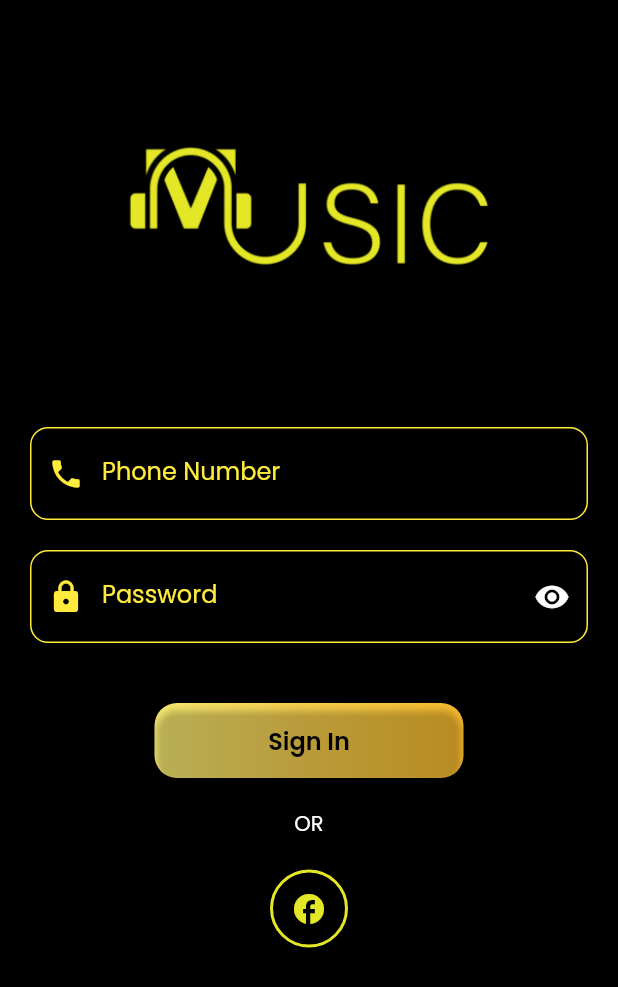
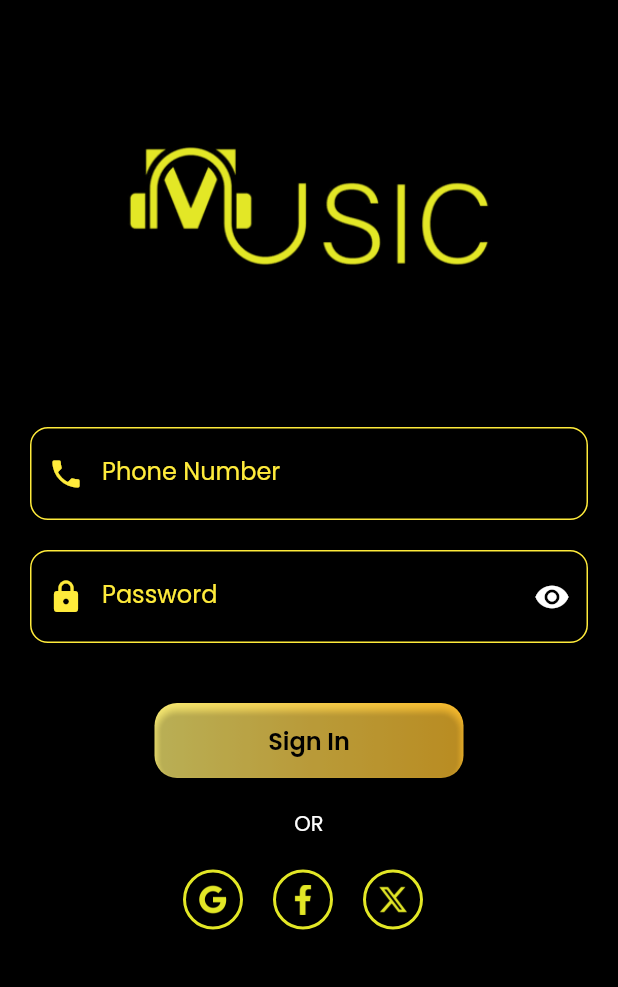
Before and after one commit to SKshahidali/Flutter_projects, a Flutter app: the LoginPage screen opened directly, on a phone screen of 412 x 824 dp. Shown: the top 987 px of the screen. Run offline on Flutter 3.47's test engine with Material 2 defaults, Android fonts, the light colour scheme and no system bars; our stand-ins replace geocoding, geolocator, get, google_fonts, lottie, material_design_icons_flutter and 2 more; network calls fail.

Commit message:
Music Zone app made in flutter
I have currently completed the frontend part of the login page  and  from next commits i will be working on the main content of the application

```diff
--- a/music_zone/lib/screens/login.dart
+++ b/music_zone/lib/screens/login.dart
@@ -1,4 +1,5 @@
 import 'package:flutter/material.dart';
+import 'package:music_zone/screens/homescreen.dart';
 import 'package:music_zone/widgets/colors.dart';
 import 'package:google_fonts/google_fonts.dart';
 import 'package:music_zone/widgets/loginbuttons.dart';
@@ -22,8 +23,10 @@ class _LoginPageState extends State<LoginPage> {
   Widget build(BuildContext context) {
     return Scaffold(
       backgroundColor: black,
-      body:Column(
+      body:SingleChildScrollView(
+        child: Column(
           crossAxisAlignment: CrossAxisAlignment.center,
+
           children: [
             Image.asset("assets/images/logo.png",color:yellow,),
 
@@ -109,22 +112,45 @@ class _LoginPageState extends State<LoginPage> {
                       borderRadius: BorderRadius.circular(15)
                     )
                   ),
-                onPressed: (){},
+                  onPressed: (){
+                    Navigator.pushReplacement(context,MaterialPageRoute(builder: (context) => HomeScreen()),
+          );
+                  },
                    child:Text("Sign In",style:GoogleFonts.poppins(fontSize: 16,fontWeight: FontWeight.w600,color: Colors.black),)),
               ),
                    const SizedBox(height: 20,),
                    Text("OR",style: GoogleFonts.poppins(fontSize: 14,fontWeight: FontWeight.w400,color: Colors.white),),
                    const SizedBox(height: 20,),
+
+                   //<-----> Login Buttons <-----> //
+
                    Row(
-                  mainAxisAlignment: MainAxisAlignment.spaceAround,
+                    mainAxisAlignment: MainAxisAlignment.center,
                     children: [
-                    LoginButton(LoginIcon: Icons.facebook_outlined, onpressed: (){})
+                      LoginButton(LoginIconPath:"assets/logos/google.png",onpressed: (){print("Login With Google");}),
+                      LoginButton(LoginIconPath:"assets/logos/facebook.png",onpressed: (){print("Login With facebook");}),
+                      LoginButton(LoginIconPath:"assets/logos/x.png",onpressed: (){print("Login With X(Twitter)");}),
+                    ],
+                   ),
+                   const SizedBox(height: 200,),
+
+                   Row(
+                    mainAxisAlignment:MainAxisAlignment.center,
+                     children: [
+                       Text("Dont Have an account? ",style:GoogleFonts.poppins(fontSize: 16,fontWeight: FontWeight.w500,color: Colors.white)),
+                       InkWell(
+                        onTap: () {
+                          print("Please Sign Up");
+                        },
+                        child: Text(" Sign Up",style:GoogleFonts.poppins(fontSize: 16,fontWeight: FontWeight.w500,color: Colors.blueAccent))),
                      ],
                    )
+
             ],
           )
           ],
         ),
+      ),
     );
   }
 }
--- a/music_zone/lib/widgets/loginbuttons.dart
+++ b/music_zone/lib/widgets/loginbuttons.dart
@@ -4,21 +4,25 @@ import 'package:music_zone/widgets/colors.dart';
 class LoginButton extends StatelessWidget {
   const LoginButton({
     super.key,
-    required this.LoginIcon,
+    required this.LoginIconPath,
     required this.onpressed,
     });
-final IconData LoginIcon;
+final String LoginIconPath;
 final Function() onpressed;
   @override
   Widget build(BuildContext context) {
-    return Container(
+    return Padding(
+      padding: const EdgeInsets.only(right:8.0),
+      child: Container(
+        height: 40,
         decoration: BoxDecoration(
           shape:BoxShape.circle,
           border: Border.all(width: 2,color: yellow)
         ),
         child: IconButton(
-        icon: Icon(LoginIcon,color: yellow,size: 24,),
+          icon: Image.asset(LoginIconPath,fit: BoxFit.cover,color: yellow,),
         onPressed: onpressed,
+        ),
       ),
     );
   }
--- a/music_zone/pubspec.yaml
+++ b/music_zone/pubspec.yaml
@@ -65,7 +65,7 @@ flutter:
   # To add assets to your application, add an assets section, like this:
   assets:
     - assets/images/
-  #   - images/a_dot_ham.jpeg
+    - assets/logos/
 
   # An image asset can refer to one or more resolution-specific "variants", see
   # https://flutter.dev/assets-and-images/#resolution-aware
```
Also changed, not shown: music_zone/assets/logos/facebook.png (added), music_zone/assets/logos/google.png (added), music_zone/assets/logos/x.png (added). Lines whose indentation alone changed are shown as unchanged.
